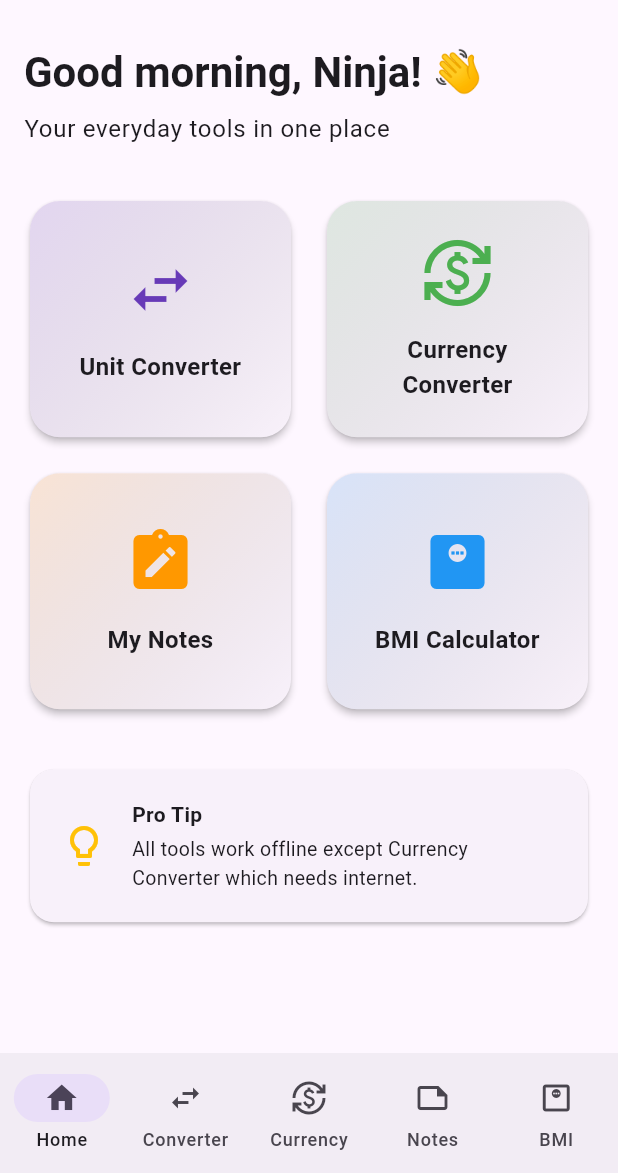
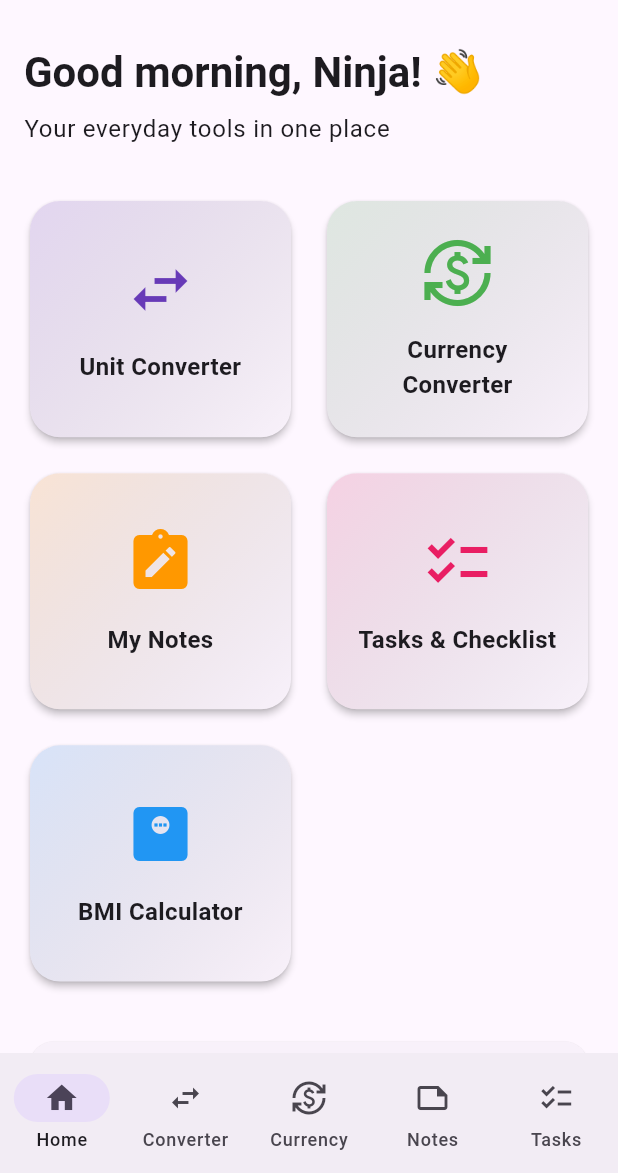
Before and after one commit to kanyejoseph001/smart-utilities, a Flutter app: the screen it shows after launch, on a phone screen of 412 x 824 dp, the part 63-1236 px from its top. Run offline on Flutter 3.47's test engine with Material 3 defaults, Android fonts, the phone set to English and light mode, and no system bars; our stand-ins replace flutter_riverpod, go_router, hive_flutter; accounts and stored records are empty.

Commit message:
Stage 1 Complete - Added Tasks & Checklist with Hive persistence

```diff
--- a/lib/features/home/home_screen.dart
+++ b/lib/features/home/home_screen.dart
@@ -16,15 +16,15 @@ class _HomeScreenState extends State<HomeScreen> {
     'Unit Converter',
     'Currency',
     'Notes',
-    'BMI',
+    'Tasks',
   ];
 
   final List<Widget> _screens = [
-    const HomeDashboard(),           // We'll define this below
-    const Placeholder(child: Center(child: Text('Unit Converter Coming Soon'))),
-    const Placeholder(child: Center(child: Text('Currency Converter Coming Soon'))),
-    const Placeholder(child: Center(child: Text('Notes Coming Soon'))),
-    const Placeholder(child: Center(child: Text('BMI Calculator Coming Soon'))),
+  const HomeDashboard(),
+  const Placeholder(child: Center(child: Text('Unit Converter'))),
+  const Placeholder(child: Center(child: Text('Currency'))),
+  const Placeholder(child: Center(child: Text('Notes'))),
+  const Placeholder(child: Center(child: Text('Tasks'))),
 ];
 
   @override
@@ -62,22 +62,22 @@ class _HomeScreenState extends State<HomeScreen> {
   NavigationDestination(
     icon: Icon(Icons.swap_horiz_outlined),
     selectedIcon: Icon(Icons.swap_horiz),
-            label: 'Converter',
+    label: 'Converter'
   ),
   NavigationDestination(
     icon: Icon(Icons.currency_exchange_outlined),
     selectedIcon: Icon(Icons.currency_exchange),
-            label: 'Currency',
+    label: 'Currency'
   ),
   NavigationDestination(
     icon: Icon(Icons.note_outlined),
     selectedIcon: Icon(Icons.note),
-            label: 'Notes',
+    label: 'Notes'
   ),
   NavigationDestination(
-            icon: Icon(Icons.monitor_weight_outlined),
-            selectedIcon: Icon(Icons.monitor_weight),
-            label: 'BMI',
+    icon: Icon(Icons.checklist_outlined),
+    selectedIcon: Icon(Icons.checklist),
+    label: 'Tasks'
   ),
 ],
       ),
@@ -125,7 +125,7 @@ class HomeDashboard extends StatelessWidget {
               mainAxisSpacing: 16,
               childAspectRatio: 1.1,
             ),
-            itemCount: 4,
+          itemCount: 5,
           itemBuilder: (context, index) {
             final tools = [
               {
@@ -147,6 +147,12 @@ class HomeDashboard extends StatelessWidget {
                 'route': '/notes',
               },
               {
+                'title': 'Tasks & Checklist',
+                'icon': Icons.checklist,
+                'color': Colors.pink,
+                'route': '/tasks',
+              },
+              {
                 'title': 'BMI Calculator',
                 'icon': Icons.monitor_weight,
                 'color': Colors.blue,
@@ -165,11 +171,13 @@ class HomeDashboard extends StatelessWidget {
     context.push('/currency');
   } else if (route == '/notes') {
     context.push('/notes');
+  } else if (route == '/tasks') {
+    context.push('/tasks');
   } else if (route == '/bmi') {
     context.push('/bmi');
   } else {
     ScaffoldMessenger.of(context).showSnackBar(
-      SnackBar(content: Text('${tool['title']} - Coming soon!')),
+      SnackBar(content: Text('${tool["title"]} coming soon')),
     );
   }
 },
--- a/lib/main.dart
+++ b/lib/main.dart
@@ -8,6 +8,8 @@ import 'package:hive_flutter/hive_flutter.dart';
 import 'models/note.dart';
 import 'features/notes/notes_screen.dart';
 import 'features/bmi/bmi_calculator_screen.dart';
+import 'models/task.dart';
+import 'features/tasks/tasks_screen.dart';
 
 import 'core/theme.dart';
 import 'features/home/home_screen.dart';
@@ -17,6 +19,8 @@ void main() async {
   await Hive.initFlutter();
   Hive.registerAdapter(NoteAdapter());
   await Hive.openBox<Note>('notes');
+  Hive.registerAdapter(TaskAdapter());
+  await Hive.openBox<Task>('tasks');
 
   runApp(const ProviderScope(child: MyApp()));
 }
@@ -45,5 +49,6 @@ final _router = GoRouter(
     GoRoute(path: '/currency', builder: (context, state) => const CurrencyConverterScreen()),
     GoRoute(path: '/notes', builder: (context, state) => const NotesScreen()),
     GoRoute(path: '/bmi', builder: (context, state) => const BmiCalculatorScreen()),
+    GoRoute(path: '/tasks', builder: (context, state) => const TasksScreen()),
   ],
 );
```
Also changed, not shown: lib/features/tasks/tasks_screen.dart (added, +163 -0 lines), lib/models/task.dart (added, +25 -0 lines), lib/models/task.g.dart (added). Lines whose indentation alone changed are shown as unchanged.
